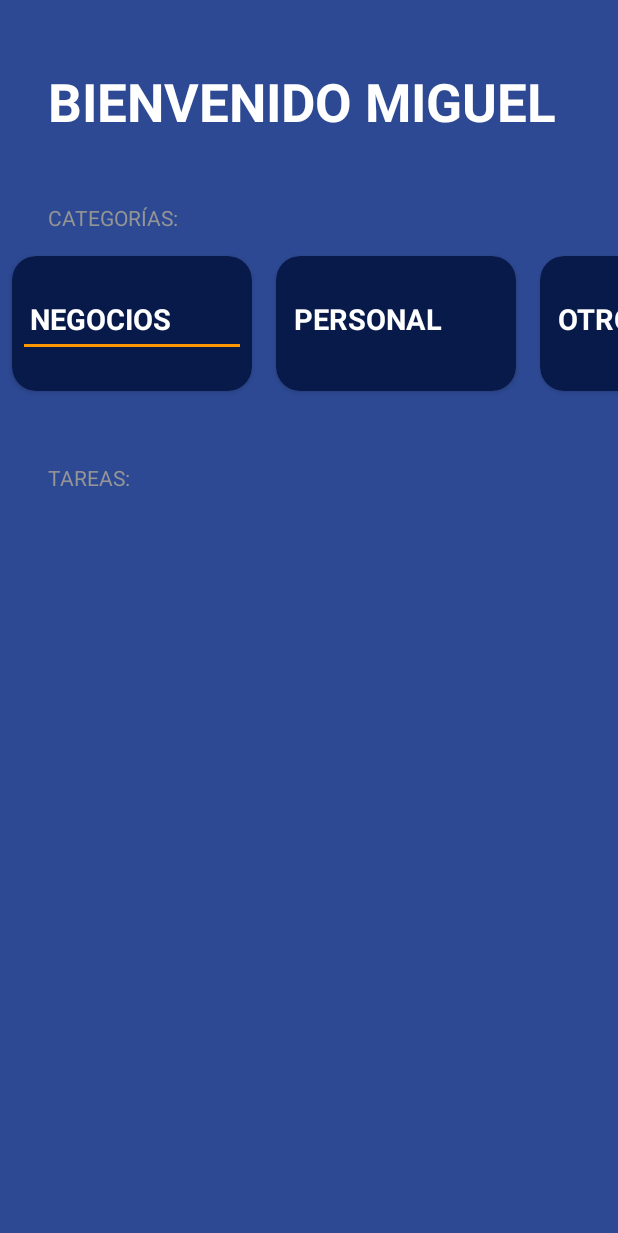
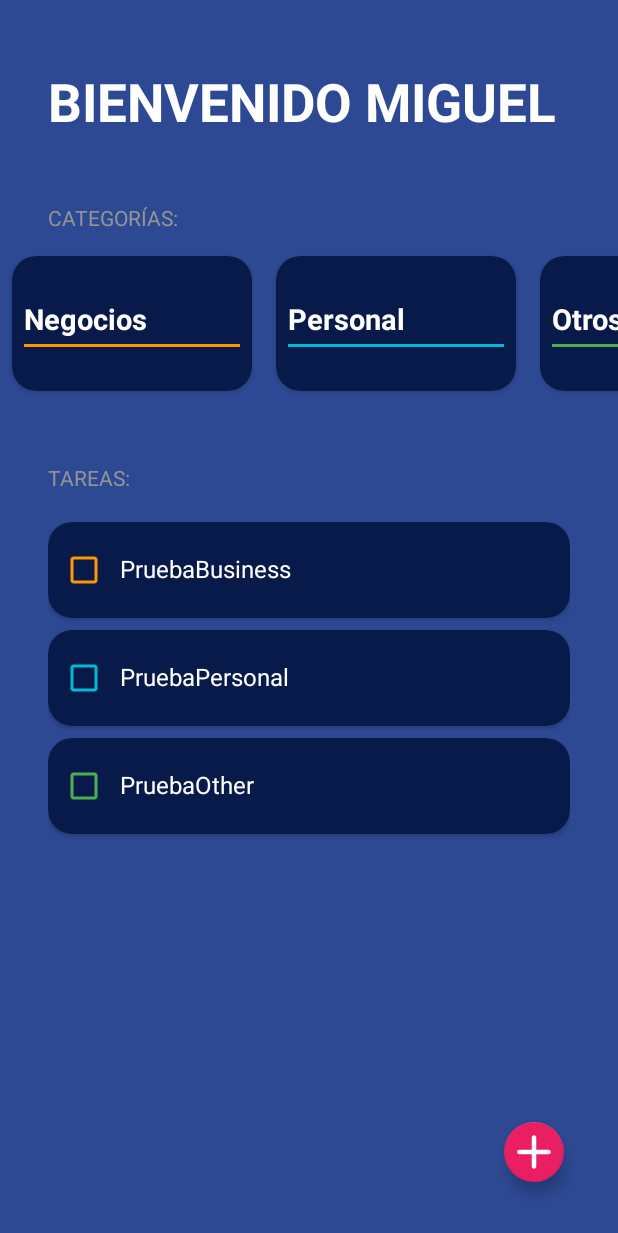
Before and after one commit to Mianlo2386/Aprendiendo-Android, an Android app: the TodoActivity screen opened directly, with no data from a screen before it, on a phone screen of 412 x 824 dp. Shown: the top 1233 px of the screen. Run offline under Robolectric (Android 15) with nearby library versions, the phone set to English and light mode, and no system bars.

Commit message:
Primer Commit de proycto de aprendizaje

```diff
--- a/AndroidStudioProjects/CursodeAndroid/app/src/main/java/com/curso/android/app/cursodeandroid/todoapp/CategoriesAdapter.kt
+++ b/AndroidStudioProjects/CursodeAndroid/app/src/main/java/com/curso/android/app/cursodeandroid/todoapp/CategoriesAdapter.kt
@@ -5,17 +5,17 @@ import android.view.ViewGroup
 import androidx.recyclerview.widget.RecyclerView
 import com.curso.android.app.cursodeandroid.R
 
-class CategoriesAdapter(private val categories:List<TaskCategory>):
+class CategoriesAdapter(private val categories: List<TaskCategory>, private val onItemSelected:(Int) -> Unit) :
     RecyclerView.Adapter<CategoriesViewHolder>() {
 
     override fun onCreateViewHolder(parent: ViewGroup, viewType: Int): CategoriesViewHolder {
-        val view = LayoutInflater.from(parent.context).inflate(R.layout.item_task_category,parent,false)
+        val view = LayoutInflater.from(parent.context).inflate(R.layout.item_task_category, parent, false)
         return CategoriesViewHolder(view)
     }
 
     override fun onBindViewHolder(holder: CategoriesViewHolder, position: Int) {
-        holder.render(categories[position])
+        holder.render(categories[position], onItemSelected)
     }
 
-    override fun getItemCount(): Int = categories.size
+    override fun getItemCount() = categories.size
 }
--- a/AndroidStudioProjects/CursodeAndroid/app/src/main/java/com/curso/android/app/cursodeandroid/todoapp/CategoriesViewHolder.kt
+++ b/AndroidStudioProjects/CursodeAndroid/app/src/main/java/com/curso/android/app/cursodeandroid/todoapp/CategoriesViewHolder.kt
@@ -1,20 +1,32 @@
 package com.curso.android.app.cursodeandroid.todoapp
+
 
 import android.view.View
 import android.widget.TextView
+import androidx.cardview.widget.CardView
 import androidx.core.content.ContextCompat
 import androidx.recyclerview.widget.RecyclerView
 import com.curso.android.app.cursodeandroid.R
 
-class CategoriesViewHolder(view: View):RecyclerView.ViewHolder(view) {
+class CategoriesViewHolder(view: View) : RecyclerView.ViewHolder(view) {
 
-    private val tvCategoryName:TextView = view.findViewById(R.id.tvCategoryName)
-    private val divider:View = view.findViewById(R.id.divider)
+    private val tvCategoryName: TextView = view.findViewById(R.id.tvCategoryName)
+    private val divider: View = view.findViewById(R.id.divider)
+    private val viewContainer: CardView = view.findViewById(R.id.viewContainer)
 
-    fun render(taskCategory: TaskCategory){
-       tvCategoryName.text = "EJEMPLO"
+    fun render(taskCategory: TaskCategory, onItemSelected: (Int) -> Unit) {
 
-        when(taskCategory){
+        val color = if (taskCategory.isSelected) {
+            R.color.todo_background_card
+        } else {
+            R.color.todo_background_disabled
+        }
+
+        viewContainer.setCardBackgroundColor(ContextCompat.getColor(viewContainer.context, color))
+
+        itemView.setOnClickListener { onItemSelected(layoutPosition) }
+
+        when (taskCategory) {
             TaskCategory.Business -> {
                 tvCategoryName.text = "Negocios"
                 divider.setBackgroundColor(
@@ -23,13 +35,17 @@ class CategoriesViewHolder(view: View):RecyclerView.ViewHolder(view) {
             }
             TaskCategory.Other -> {
                 tvCategoryName.text = "Otros"
-                ContextCompat.getColor(divider.context, R.color.todo_other_category)
+                divider.setBackgroundColor(
+                    ContextCompat.getColor(divider.context, R.color.todo_other_category)
+                )
             }
             TaskCategory.Personal -> {
                 tvCategoryName.text = "Personal"
-                ContextCompat.getColor(divider.context, R.color.todo_personal_category)
-
+                divider.setBackgroundColor(
+                    ContextCompat.getColor(divider.context, R.color.todo_personal_category)
+                )
             }
         }
     }
+
 }
--- /dev/null
+++ b/AndroidStudioProjects/CursodeAndroid/app/src/main/java/com/curso/android/app/cursodeandroid/todoapp/Task.kt
@@ -0,0 +1,3 @@
+package com.curso.android.app.cursodeandroid.todoapp
+
+data class Task (val name: String, val category: TaskCategory, var isSelected:Boolean = false)
--- a/AndroidStudioProjects/CursodeAndroid/app/src/main/java/com/curso/android/app/cursodeandroid/todoapp/TaskCategory.kt
+++ b/AndroidStudioProjects/CursodeAndroid/app/src/main/java/com/curso/android/app/cursodeandroid/todoapp/TaskCategory.kt
@@ -1,7 +1,7 @@
 package com.curso.android.app.cursodeandroid.todoapp
 
-sealed class TaskCategory {
-    object Business:TaskCategory()
-    object Personal:TaskCategory()
-    object Other:TaskCategory()
+sealed class TaskCategory(var isSelected:Boolean = true) {
+    object Personal : TaskCategory()
+    object Business : TaskCategory()
+    object Other : TaskCategory()
 }
--- /dev/null
+++ b/AndroidStudioProjects/CursodeAndroid/app/src/main/java/com/curso/android/app/cursodeandroid/todoapp/TasksAdapter.kt
@@ -0,0 +1,24 @@
+package com.curso.android.app.cursodeandroid.todoapp
+
+import android.view.LayoutInflater
+import android.view.ViewGroup
+import androidx.recyclerview.widget.RecyclerView
+import com.curso.android.app.cursodeandroid.R
+
+class TasksAdapter(var tasks: List<Task>, private val onTaskSelected: (Int) -> Unit) :
+    RecyclerView.Adapter<TasksViewHolder>() {
+
+    override fun onCreateViewHolder(parent: ViewGroup, viewType: Int): TasksViewHolder {
+        val view =
+            LayoutInflater.from(parent.context).inflate(R.layout.item_todo_task, parent, false)
+        return TasksViewHolder(view)
+    }
+
+    override fun onBindViewHolder(holder: TasksViewHolder, position: Int) {
+        holder.render(tasks[position])
+        holder.itemView.setOnClickListener { onTaskSelected(position) }
+    }
+
+    override fun getItemCount() = tasks.size
+
+}
--- /dev/null
+++ b/AndroidStudioProjects/CursodeAndroid/app/src/main/java/com/curso/android/app/cursodeandroid/todoapp/TasksViewHolder.kt
@@ -0,0 +1,42 @@
+package com.curso.android.app.cursodeandroid.todoapp
+
+import android.content.Context
+import android.content.res.ColorStateList
+import android.graphics.Paint
+import android.view.View
+import android.widget.CheckBox
+import android.widget.TextView
+import androidx.core.content.ContextCompat
+import androidx.recyclerview.widget.RecyclerView
+
+import com.curso.android.app.cursodeandroid.R
+
+class TasksViewHolder(view: View) : RecyclerView.ViewHolder(view) {
+
+    private val tvTask: TextView = view.findViewById(R.id.tvTask)
+    private val cbTask: CheckBox = view.findViewById(R.id.cbTask)
+
+    fun render(task: Task) {
+
+        if (task.isSelected) {
+            tvTask.paintFlags = tvTask.paintFlags or Paint.STRIKE_THRU_TEXT_FLAG
+        } else {
+            tvTask.paintFlags = tvTask.paintFlags and Paint.STRIKE_THRU_TEXT_FLAG.inv()
+        }
+
+        tvTask.text = task.name
+        cbTask.isChecked = task.isSelected
+
+        val color = when (task.category) {
+            TaskCategory.Business -> R.color.todo_business_category
+            TaskCategory.Other -> R.color.todo_other_category
+            TaskCategory.Personal -> R.color.todo_personal_category
+        }
+
+        cbTask.buttonTintList = ColorStateList.valueOf(
+            ContextCompat.getColor(cbTask.context, color)
+        )
+
+
+    }
+}
--- a/AndroidStudioProjects/CursodeAndroid/app/src/main/java/com/curso/android/app/cursodeandroid/todoapp/TodoActivity.kt
+++ b/AndroidStudioProjects/CursodeAndroid/app/src/main/java/com/curso/android/app/cursodeandroid/todoapp/TodoActivity.kt
@@ -1,37 +1,114 @@
 package com.curso.android.app.cursodeandroid.todoapp
 
+import android.app.Dialog
 import androidx.appcompat.app.AppCompatActivity
 import android.os.Bundle
+import android.widget.Button
+import android.widget.EditText
+import android.widget.RadioButton
+import android.widget.RadioGroup
 import androidx.recyclerview.widget.LinearLayoutManager
 import androidx.recyclerview.widget.RecyclerView
+
+import com.curso.android.app.cursodeandroid.todoapp.TaskCategory.*
+import com.google.android.material.floatingactionbutton.FloatingActionButton
+
 import com.curso.android.app.cursodeandroid.R
 
 class TodoActivity : AppCompatActivity() {
 
     private val categories = listOf(
-        TaskCategory.Business,
-        TaskCategory.Personal,
-        TaskCategory.Other
+        Business,
+        Personal,
+        Other
+    )
 
+    private val tasks = mutableListOf(
+        Task("PruebaBusiness", Business),
+        Task("PruebaPersonal", Personal),
+        Task("PruebaOther", Other)
     )
 
     private lateinit var rvCategories: RecyclerView
     private lateinit var categoriesAdapter: CategoriesAdapter
+
+    private lateinit var rvTasks:RecyclerView
+    private lateinit var tasksAdapter: TasksAdapter
+
+    private lateinit var fabAddTask:FloatingActionButton
 
     override fun onCreate(savedInstanceState: Bundle?) {
         super.onCreate(savedInstanceState)
         setContentView(R.layout.activity_todo)
         initComponent()
         initUI()
+        initListeners()
+    }
+
+    private fun initListeners() {
+        fabAddTask.setOnClickListener { showDialog() }
+    }
+
+    private fun showDialog(){
+        val dialog = Dialog(this)
+        dialog.setContentView(R.layout.dialog_task)
+
+        val btnAddTask: Button = dialog.findViewById(R.id.btnAddTask)
+        val etTask: EditText = dialog.findViewById(R.id.etTask)
+        val rgCategories: RadioGroup = dialog.findViewById(R.id.rgCategories)
+
+        btnAddTask.setOnClickListener {
+            val currentTask = etTask.text.toString()
+            if(currentTask.isNotEmpty()){
+                val selectedId = rgCategories.checkedRadioButtonId
+                val selectedRadioButton:RadioButton = rgCategories.findViewById(selectedId)
+                val currentCategory:TaskCategory = when(selectedRadioButton.text){
+                    getString(R.string.todo_dialog_category_business) -> Business
+                    getString(R.string.todo_dialog_category_personal) -> Personal
+                    else -> Other
+                }
+
+                tasks.add(Task(currentTask, currentCategory))
+                updateTasks()
+                dialog.hide()
+            }
+        }
+
+
+        dialog.show()
     }
 
     private fun initComponent() {
         rvCategories = findViewById(R.id.rvCategories)
+        rvTasks = findViewById(R.id.rvTasks)
+        fabAddTask = findViewById(R.id.fabAddTask)
     }
 
     private fun initUI() {
-        categoriesAdapter = CategoriesAdapter(categories)
-        rvCategories.layoutManager = LinearLayoutManager(this,LinearLayoutManager.HORIZONTAL,false)
+        categoriesAdapter = CategoriesAdapter(categories) { position -> updateCategories(position) }
+        rvCategories.layoutManager = LinearLayoutManager(this, LinearLayoutManager.HORIZONTAL, false)
         rvCategories.adapter = categoriesAdapter
+
+        tasksAdapter = TasksAdapter(tasks) {position -> onItemSelected(position)}
+        rvTasks.layoutManager = LinearLayoutManager(this)
+        rvTasks.adapter = tasksAdapter
+    }
+
+    private fun onItemSelected(position:Int){
+        tasks[position].isSelected = !tasks[position].isSelected
+        updateTasks()
+    }
+
+    private fun updateCategories(position: Int){
+        categories[position].isSelected = !categories[position].isSelected
+        categoriesAdapter.notifyItemChanged(position)
+        updateTasks()
+    }
+
+    private fun updateTasks(){
+        val selectedCategories: List<TaskCategory> = categories.filter { it.isSelected }
+        val newTasks = tasks.filter { selectedCategories.contains(it.category) }
+        tasksAdapter.tasks = newTasks
+        tasksAdapter.notifyDataSetChanged()
     }
 }
--- a/AndroidStudioProjects/CursodeAndroid/app/src/main/res/layout/activity_todo.xml
+++ b/AndroidStudioProjects/CursodeAndroid/app/src/main/res/layout/activity_todo.xml
@@ -1,8 +1,13 @@
 <?xml version="1.0" encoding="utf-8"?>
 
-<LinearLayout xmlns:android="http://schemas.android.com/apk/res/android"
+<FrameLayout
+    xmlns:android="http://schemas.android.com/apk/res/android"
     xmlns:app="http://schemas.android.com/apk/res-auto"
     xmlns:tools="http://schemas.android.com/tools"
+    android:layout_width="match_parent"
+    android:layout_height="match_parent" >
+
+<LinearLayout
     android:layout_width="match_parent"
     android:layout_height="match_parent"
     android:background="@color/todo_background_todo_app"
@@ -24,9 +29,7 @@
         android:layout_width="wrap_content"
         android:layout_height="wrap_content"
         android:text="@string/todo_categories"
-        android:textAllCaps="true"
-        android:textColor="@color/todo_subtitle_text"
-        android:layout_marginHorizontal="32dp"
+        style="@style/TodoSubtitle"
         />
 
     <androidx.recyclerview.widget.RecyclerView
@@ -38,11 +41,32 @@
         android:layout_width="wrap_content"
         android:layout_height="wrap_content"
         android:text="@string/todo_tasks"
-        android:textAllCaps="true"
         android:layout_marginTop="32dp"
-        android:textColor="@color/todo_subtitle_text"
+        style="@style/TodoSubtitle"
+        />
+
+    <androidx.recyclerview.widget.RecyclerView
+        android:id="@+id/rvTasks"
+        android:layout_width="match_parent"
+        android:layout_marginTop="16dp"
         android:layout_marginHorizontal="32dp"
-        />
+        android:layout_height="wrap_content"/>
+
+
 
 
 </LinearLayout>
+
+
+    <com.google.android.material.floatingactionbutton.FloatingActionButton
+        android:id="@+id/fabAddTask"
+        android:layout_width="wrap_content"
+        android:layout_height="wrap_content"
+        android:src="@drawable/ic_plus"
+        app:tint="@color/white"
+        app:fabSize="mini"
+        android:layout_gravity="end|bottom"
+        app:backgroundTint="@color/todo_accent"
+        android:layout_margin="32dp"/>
+
+</FrameLayout>
--- a/AndroidStudioProjects/CursodeAndroid/app/src/main/res/layout/item_task_category.xml
+++ b/AndroidStudioProjects/CursodeAndroid/app/src/main/res/layout/item_task_category.xml
@@ -2,42 +2,38 @@
 <androidx.cardview.widget.CardView xmlns:android="http://schemas.android.com/apk/res/android"
     xmlns:app="http://schemas.android.com/apk/res-auto"
     xmlns:tools="http://schemas.android.com/tools"
+    android:id="@+id/viewContainer"
     android:layout_width="160dp"
     android:layout_height="90dp"
     android:layout_marginHorizontal="8dp"
     android:layout_marginVertical="16dp"
-    app:cardCornerRadius="16dp"
-    app:cardBackgroundColor="@color/todo_background_card">
+    app:cardBackgroundColor="@color/todo_background_card"
+    app:cardCornerRadius="16dp">
 
     <LinearLayout
         android:layout_width="match_parent"
         android:layout_height="match_parent"
         android:gravity="center_vertical"
-        android:orientation="vertical"
         android:layout_margin="8dp"
-        tools:ignore="ExtraText">
-
-
+        android:orientation="vertical">
 
         <TextView
             android:id="@+id/tvCategoryName"
             android:layout_width="wrap_content"
             android:layout_height="wrap_content"
-            android:text="Prueba"
-            android:layout_marginLeft="4dp"
-            android:textAllCaps="true"
+            tools:text="PRUEBA"
             android:textColor="@color/white"
+            android:textStyle="bold"
             android:textSize="19sp"
-            android:textStyle="bold"
             />
+
         <View
             android:id="@+id/divider"
+            android:layout_marginTop="4dp"
             android:layout_width="match_parent"
-            android:layout_marginTop="4dp"
+            tools:background="@color/white"
             android:layout_height="2dp"/>
 
+    </LinearLayout>
 
-
-
-    </LinearLayout>
 </androidx.cardview.widget.CardView>
--- /dev/null
+++ b/AndroidStudioProjects/CursodeAndroid/app/src/main/res/layout/item_todo_task.xml
@@ -0,0 +1,32 @@
+<?xml version="1.0" encoding="utf-8"?>
+<androidx.cardview.widget.CardView xmlns:android="http://schemas.android.com/apk/res/android"
+    android:layout_width="match_parent"
+    android:layout_height="wrap_content"
+    xmlns:app="http://schemas.android.com/apk/res-auto"
+    xmlns:tools="http://schemas.android.com/tools"
+    app:cardCornerRadius="16dp"
+    app:cardBackgroundColor="@color/todo_background_card"
+    android:layout_marginVertical="4dp">
+
+    <LinearLayout
+        android:paddingVertical="8dp"
+        android:layout_width="match_parent"
+        android:layout_height="wrap_content"
+        android:orientation="horizontal">
+
+        <CheckBox
+            android:id="@+id/cbTask"
+            android:layout_width="wrap_content"
+            android:layout_height="wrap_content"/>
+
+        <TextView
+            android:id="@+id/tvTask"
+            android:layout_width="wrap_content"
+            android:layout_height="wrap_content"
+            android:textColor="@color/white"
+            android:textSize="16sp"
+            tools:text="Prueba"/>
+
+    </LinearLayout>
+
+</androidx.cardview.widget.CardView>
--- a/AndroidStudioProjects/CursodeAndroid/app/src/main/res/values/themes.xml
+++ b/AndroidStudioProjects/CursodeAndroid/app/src/main/res/values/themes.xml
@@ -28,6 +28,12 @@
         <!-- Customize your theme here. -->
     </style>
 
+    <style name="TodoSubtitle">
+        <item name="textAllCaps">true</item>
+        <item name="android:textColor">@color/todo_subtitle_text</item>
+        <item name="android:layout_marginHorizontal">32dp</item>
+    </style>
+
 
 
 </resources>
```
Also changed, not shown: AndroidStudioProjects/CursodeAndroid/app/src/main/res/layout/dialog_task.xml (added, +57 -0 lines).
